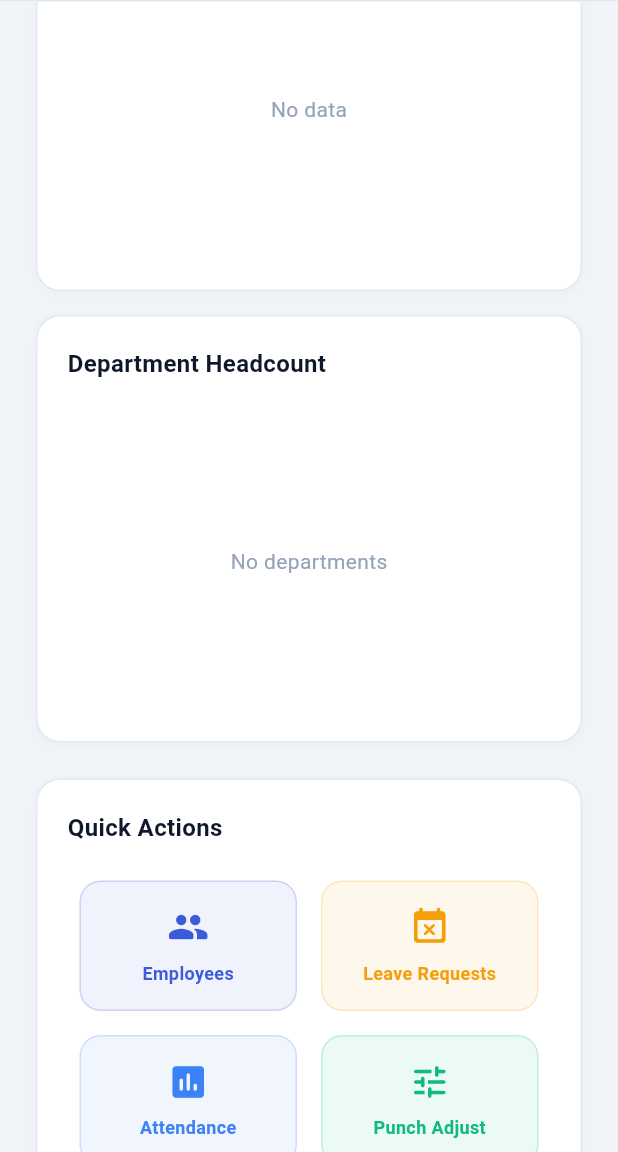
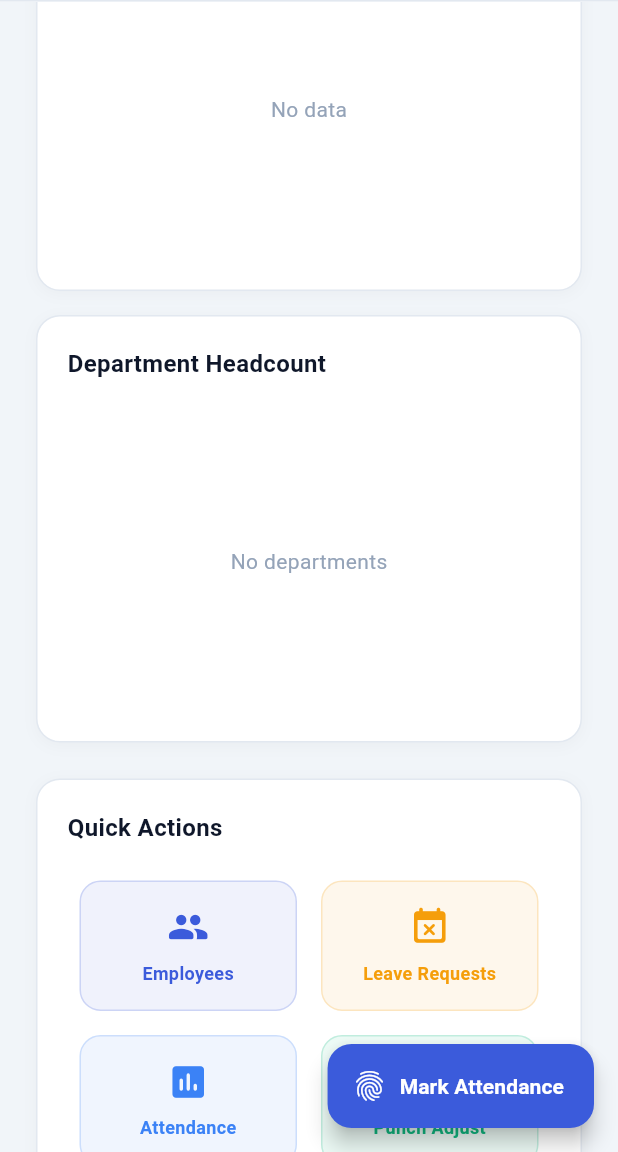
Before and after one commit to Santhosh-Flutter-Developer/Sri_HR, a Flutter app: the Dashboard screen opened by its route, scrolled down 576 dp, on a phone screen of 412 x 824 dp, the part 84-1236 px from its top. Run offline on Flutter 3.47's test engine with Material 3 defaults, Android fonts, the phone set to English and light mode, and no system bars; our stand-ins replace fl_chart, get, get_storage, pinput, responsive_grid, supabase_flutter; accounts and stored records are empty; Roboto replaces fonts that are missing (Nunito).

```diff
--- a/lib/presentation/dashboard/ui/dashboard.dart
+++ b/lib/presentation/dashboard/ui/dashboard.dart
@@ -2,6 +2,7 @@ import 'package:flutter/material.dart';
 import 'package:get/get.dart';
 import 'package:sri_hr/core/theme/app_colors.dart';
 import 'package:sri_hr/presentation/dashboard/controller/dashboard_controller.dart';
+import 'package:sri_hr/presentation/dashboard/widgets/attendance_fab.dart';
 import 'package:sri_hr/presentation/dashboard/widgets/chart_row.dart';
 import 'package:sri_hr/presentation/dashboard/widgets/greeting_bar.dart';
 import 'package:sri_hr/presentation/dashboard/widgets/quick_actions.dart';
@@ -22,7 +23,7 @@ class Dashboard extends StatelessWidget {
     return AppShell(
       currentModule: 'dashboard',
       title: 'Dashboard',
-      // floatingActionButton: _AttendanceFAB(),
+      floatingActionButton: AttendanceFAB(),
       child: Obx(
         () => controller.isLoading.value
             ? const LoadingOverlay()
@@ -30,7 +31,12 @@ class Dashboard extends StatelessWidget {
                 onRefresh: controller.loadStats,
                 child: SingleChildScrollView(
                   physics: const AlwaysScrollableScrollPhysics(),
-                  padding: const EdgeInsets.all(24.0),
+                  padding: const EdgeInsets.only(
+                    top: 24.0,
+                    left: 24.0,
+                    right: 24.0,
+                    bottom: 100.0,
+                  ),
                   child: Column(
                     crossAxisAlignment: CrossAxisAlignment.start,
                     children: [
--- /dev/null
+++ b/lib/presentation/dashboard/widgets/attendance_fab.dart
@@ -0,0 +1,19 @@
+import 'package:flutter/material.dart';
+import 'package:sri_hr/core/theme/app_colors.dart';
+
+class AttendanceFAB extends StatelessWidget {
+  const AttendanceFAB({super.key});
+
+  @override
+  Widget build(BuildContext context) {
+    return FloatingActionButton.extended(
+      onPressed: () {},
+      backgroundColor: AppColors.primary,
+      icon: const Icon(Icons.fingerprint, color: Colors.white),
+      label: const Text(
+        'Mark Attendance',
+        style: TextStyle(color: Colors.white, fontWeight: FontWeight.w600),
+      ),
+    );
+  }
+}
--- a/lib/widgets/nav_item.dart
+++ b/lib/widgets/nav_item.dart
@@ -16,7 +16,7 @@ class NavItem extends StatelessWidget {
 
   @override
   Widget build(BuildContext context) {
-    return GestureDetector(
+    return InkWell(
       onTap: onTap,
       child: AnimatedContainer(
         duration: const Duration(milliseconds: 200),
```
Also changed, not shown: lib/widgets/sidebar_widget.dart (+24 -2 lines).
